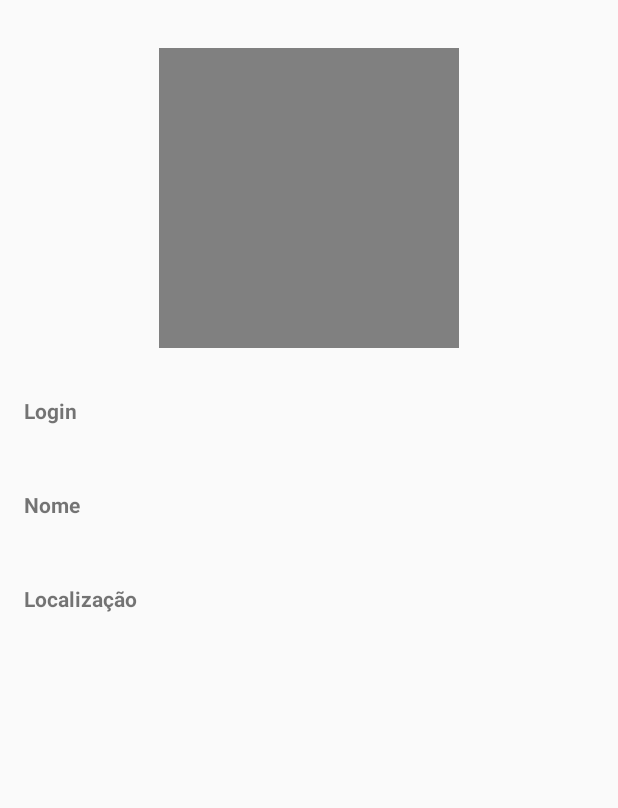
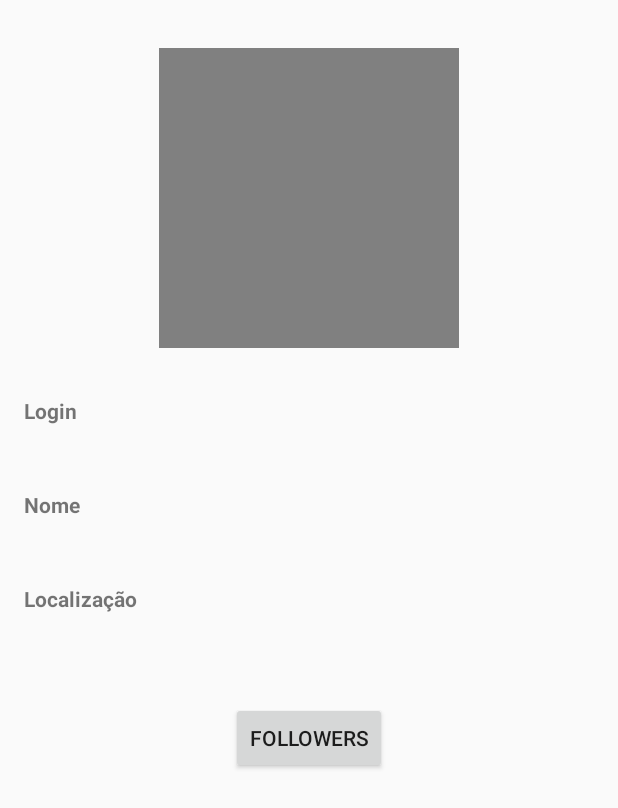
Before and after one commit to rafaelmeteoro/githubuser, an Android app: the layout state_user_content.xml on its own in the app's theme, with its tools: preview values and no code run, on a phone screen of 412 x 824 dp. Shown: the top 808 px of the screen. Run offline under Robolectric (Android 15) with nearby library versions, the phone set to English and light mode, and no system bars.

Commit message:
create activity and repository

```diff
--- a/app/src/main/AndroidManifest.xml
+++ b/app/src/main/AndroidManifest.xml
@@ -20,6 +20,7 @@
             </intent-filter>
         </activity>
         <activity android:name=".user.presentation.UserActivity" />
+        <activity android:name=".followers.presentation.FollowersActivity" />
     </application>
 
 </manifest>
--- a/app/src/main/java/br/com/rafael/githubuser/user/data/repository/GitHubRepository.java
+++ b/app/src/main/java/br/com/rafael/githubuser/user/data/repository/GithubUserRepository.java
@@ -3,6 +3,6 @@ package br.com.rafael.githubuser.user.data.repository;
 import br.com.rafael.githubuser.user.data.models.GithubUser;
 import rx.Observable;
 
-public interface GitHubRepository {
+public interface GithubUserRepository {
     Observable<GithubUser> getUser(String username);
 }
--- a/app/src/main/java/br/com/rafael/githubuser/user/data/repository/GithubRepositoryImpl.java
+++ b/app/src/main/java/br/com/rafael/githubuser/user/data/repository/GithubUserRepositoryImpl.java
@@ -5,11 +5,11 @@ import br.com.rafael.githubuser.core.client.AuthenticationType;
 import br.com.rafael.githubuser.user.data.models.GithubUser;
 import rx.Observable;
 
-public class GithubRepositoryImpl implements GitHubRepository {
+public class GithubUserRepositoryImpl implements GithubUserRepository {
 
     private GithubUserApi api;
 
-    public GithubRepositoryImpl(String host) {
+    public GithubUserRepositoryImpl(String host) {
         api = new ApiClientUtil.Builder()
                 .authentication(AuthenticationType.DIGEST)
                 .log(true)
--- /dev/null
+++ b/app/src/main/res/layout/activity_followers.xml
@@ -0,0 +1,6 @@
+<?xml version="1.0" encoding="utf-8"?>
+<LinearLayout xmlns:android="http://schemas.android.com/apk/res/android"
+    android:orientation="vertical" android:layout_width="match_parent"
+    android:layout_height="match_parent">
+
+</LinearLayout>
--- a/app/src/main/res/layout/state_user_content.xml
+++ b/app/src/main/res/layout/state_user_content.xml
@@ -16,11 +16,13 @@
         app:layout_constraintLeft_toLeftOf="parent"
         app:layout_constraintRight_toRightOf="parent"
         app:layout_constraintTop_toTopOf="parent"
-        app:srcCompat="@color/state_empty_icon" />
+        app:srcCompat="@color/state_empty_icon"
+        android:layout_marginStart="8dp"
+        android:layout_marginEnd="8dp" />
 
     <TextView
         android:id="@+id/login_label"
-        android:layout_width="match_parent"
+        android:layout_width="0dp"
         android:layout_height="wrap_content"
         android:layout_marginLeft="16dp"
         android:layout_marginRight="16dp"
@@ -30,22 +32,26 @@
         app:layout_constraintLeft_toLeftOf="parent"
         app:layout_constraintRight_toRightOf="parent"
         app:layout_constraintTop_toBottomOf="@+id/photo_avatar"
-        tools:text="Login" />
+        tools:text="Login"
+        android:layout_marginStart="16dp"
+        android:layout_marginEnd="16dp" />
 
     <TextView
         android:id="@+id/login_text"
-        android:layout_width="match_parent"
+        android:layout_width="0dp"
         android:layout_height="wrap_content"
         android:layout_marginLeft="16dp"
         android:layout_marginRight="16dp"
         android:layout_marginTop="8dp"
         app:layout_constraintLeft_toLeftOf="parent"
         app:layout_constraintRight_toRightOf="parent"
-        app:layout_constraintTop_toBottomOf="@+id/login_label" />
+        app:layout_constraintTop_toBottomOf="@+id/login_label"
+        android:layout_marginStart="16dp"
+        android:layout_marginEnd="16dp" />
 
     <TextView
         android:id="@+id/name_label"
-        android:layout_width="match_parent"
+        android:layout_width="0dp"
         android:layout_height="wrap_content"
         android:layout_marginLeft="16dp"
         android:layout_marginRight="16dp"
@@ -54,22 +60,26 @@
         android:textStyle="bold"
         app:layout_constraintLeft_toLeftOf="parent"
         app:layout_constraintRight_toRightOf="parent"
-        app:layout_constraintTop_toBottomOf="@+id/login_text" />
+        app:layout_constraintTop_toBottomOf="@+id/login_text"
+        android:layout_marginStart="16dp"
+        android:layout_marginEnd="16dp" />
 
     <TextView
         android:id="@+id/name_text"
-        android:layout_width="match_parent"
+        android:layout_width="0dp"
         android:layout_height="wrap_content"
         android:layout_marginLeft="16dp"
         android:layout_marginRight="16dp"
         android:layout_marginTop="8dp"
         app:layout_constraintLeft_toLeftOf="parent"
         app:layout_constraintRight_toRightOf="parent"
-        app:layout_constraintTop_toBottomOf="@+id/name_label" />
+        app:layout_constraintTop_toBottomOf="@+id/name_label"
+        android:layout_marginStart="16dp"
+        android:layout_marginEnd="16dp" />
 
     <TextView
         android:id="@+id/location_label"
-        android:layout_width="match_parent"
+        android:layout_width="0dp"
         android:layout_height="wrap_content"
         android:layout_marginLeft="16dp"
         android:layout_marginRight="16dp"
@@ -78,17 +88,33 @@
         android:textStyle="bold"
         app:layout_constraintLeft_toLeftOf="parent"
         app:layout_constraintRight_toRightOf="parent"
-        app:layout_constraintTop_toBottomOf="@+id/name_text" />
+        app:layout_constraintTop_toBottomOf="@+id/name_text"
+        android:layout_marginStart="16dp"
+        android:layout_marginEnd="16dp" />
 
     <TextView
         android:id="@+id/location_text"
-        android:layout_width="match_parent"
+        android:layout_width="0dp"
         android:layout_height="wrap_content"
         android:layout_marginLeft="16dp"
         android:layout_marginRight="16dp"
         android:layout_marginTop="8dp"
         app:layout_constraintLeft_toLeftOf="parent"
         app:layout_constraintRight_toRightOf="parent"
-        app:layout_constraintTop_toBottomOf="@+id/location_label" />
+        app:layout_constraintTop_toBottomOf="@+id/location_label"
+        android:layout_marginStart="16dp"
+        android:layout_marginEnd="16dp" />
+
+    <Button
+        android:id="@+id/button_followers"
+        android:layout_width="wrap_content"
+        android:layout_height="wrap_content"
+        android:layout_marginLeft="8dp"
+        android:layout_marginRight="8dp"
+        android:layout_marginTop="32dp"
+        android:text="Followers"
+        app:layout_constraintLeft_toLeftOf="parent"
+        app:layout_constraintRight_toRightOf="parent"
+        app:layout_constraintTop_toBottomOf="@+id/location_text" />
 
 </android.support.constraint.ConstraintLayout>
```
Also changed, not shown: app/src/main/java/br/com/rafael/githubuser/followers/data/models/Follower.java (added, +117 -0 lines), app/src/main/java/br/com/rafael/githubuser/followers/data/repository/GithubFollowerApi.java (added, +14 -0 lines), app/src/main/java/br/com/rafael/githubuser/followers/data/repository/GithubFollowerRepository.java (added, +10 -0 lines), app/src/main/java/br/com/rafael/githubuser/followers/data/repository/GithubFollowerRepositoryImpl.java (added, +27 -0 lines), app/src/main/java/br/com/rafael/githubuser/followers/di/FollowersComponent.java (added, +15 -0 lines), app/src/main/java/br/com/rafael/githubuser/followers/di/FollowersModule.java (added, +46 -0 lines), app/src/main/java/br/com/rafael/githubuser/followers/presentation/FollowersActivity.java (added, +84 -0 lines), app/src/main/java/br/com/rafael/githubuser/followers/presentation/FollowersContract.java (added, +11 -0 lines), app/src/main/java/br/com/rafael/githubuser/followers/presentation/FollowersPresenter.java (added, +18 -0 lines), app/src/main/java/br/com/rafael/githubuser/library/di/LibraryComponent.java (+5 -2 lines), app/src/main/java/br/com/rafael/githubuser/library/di/LibraryModule.java (+12 -4 lines), app/src/main/java/br/com/rafael/githubuser/user/domain/interactor/GetUserImpl.java (+3 -5 lines), app/src/main/java/br/com/rafael/githubuser/user/presentation/UserActivity.java (+11 -0 lines), 1 other file.
